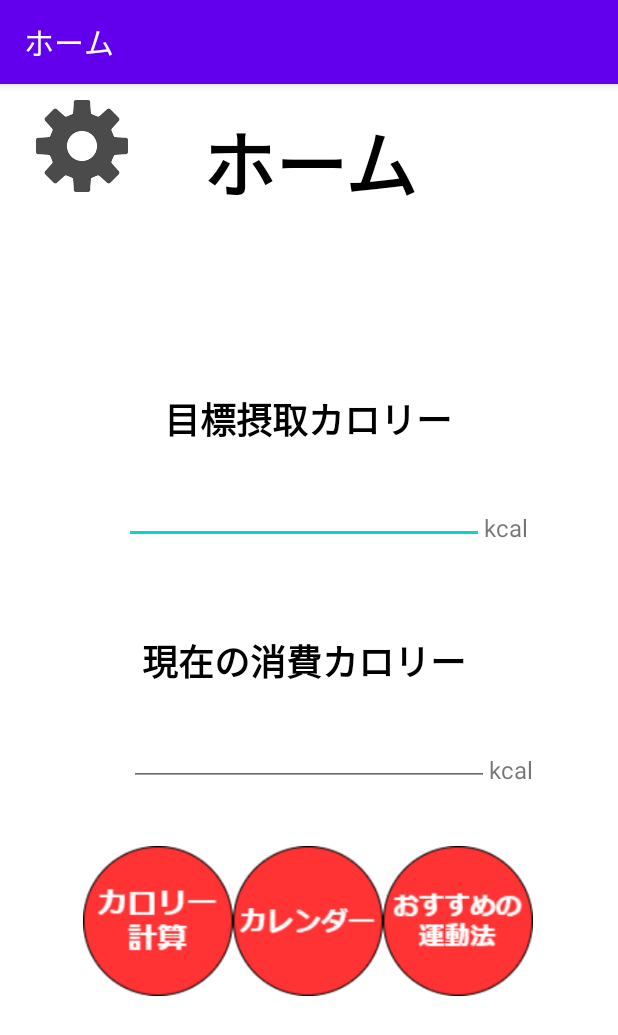
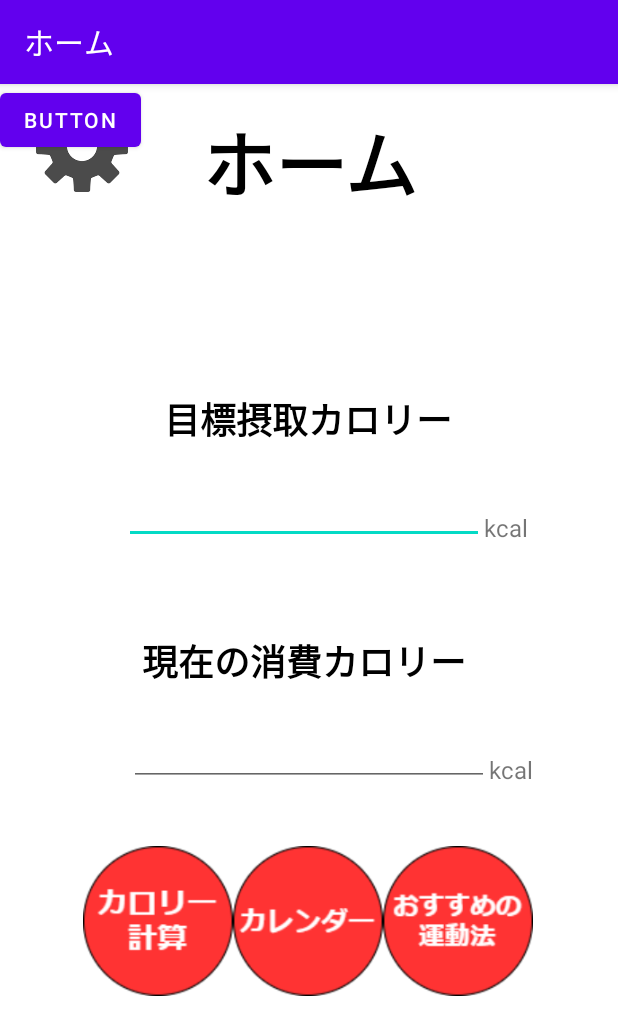
Before and after one commit to spr2040136/maslog2, an Android app: the screen it shows after launch (Mainhome), on a phone screen of 412 x 824 dp. Shown: the top 1035 px of the screen. Run offline under Robolectric (Android 15) with nearby library versions, the phone set to English and light mode, and no system bars; our stand-ins replace Firebase (no records; nobody signed in at launch, a user with empty details on screens opened directly).

Commit message:
とりあえず最新の状態

```diff
--- a/app/build.gradle
+++ b/app/build.gradle
@@ -59,7 +59,8 @@ dependencies {
     implementation 'com.google.firebase:firebase-analytics-ktx'
     implementation 'com.google.firebase:firebase-auth-ktx:21.0.1'
     implementation 'com.google.firebase:firebase-database-ktx:20.0.2'
-    implementation 'com.google.firebase:firebase-core-ktx:20.0.2'
+    implementation 'com.google.firebase:firebase-database:19.2.1'
+
 
     // Add the dependencies for any other desired Firebase products
     // https://firebase.google.com/docs/android/setup#available-libraries
--- a/app/src/main/java/com/homesetting/configuration/MainActivity.kt
+++ b/app/src/main/java/com/homesetting/configuration/MainActivity.kt
@@ -1,13 +1,11 @@
 package com.homesetting.configuration
 
 import android.content.Intent
-import android.media.MediaPlayer
+
 import androidx.appcompat.app.AppCompatActivity
 import android.os.Bundle
 import android.view.View
-import android.widget.Toast
-import com.google.firebase.database.DatabaseReference
-import com.google.firebase.database.FirebaseDatabase
+
 import com.homesetting.configuration.databinding.ActivityMainBinding
 
 class MainActivity : AppCompatActivity() {
--- a/app/src/main/java/com/homesetting/configuration/Mainhome.kt
+++ b/app/src/main/java/com/homesetting/configuration/Mainhome.kt
@@ -5,8 +5,11 @@ import android.media.MediaPlayer
 import androidx.appcompat.app.AppCompatActivity
 import android.os.Bundle
 import android.view.View
+import android.widget.Button
+import com.google.firebase.database.FirebaseDatabase
+
 import android.widget.ImageButton
-import com.google.firebase.database.FirebaseDatabase
+
 import com.homesetting.configuration.databinding.ActivityMainBinding
 import com.homesetting.configuration.databinding.ActivityMainhomeBinding
 
@@ -17,19 +20,20 @@ class Mainhome : AppCompatActivity() {
         super.onCreate(savedInstanceState)
         binding = ActivityMainhomeBinding.inflate(layoutInflater)
         setContentView(binding.root)
+        val database = FirebaseDatabase.getInstance()
+        val ref = database.getReference("hogehoge")
+        val buttonWrite = findViewById<Button>(R.id.button)
+
+        buttonWrite.setOnClickListener {
+            ref.setValue("fugafuga")
+        }
 
         binding.settingButton.setOnClickListener { onsettingButtonTapped(it) }
         binding.motionButton.setOnClickListener { onmotionButtonTapped(it) }
         binding.kcalButton.setOnClickListener { onkcalButtonTapped(it) }
         player = MediaPlayer.create(this,R.raw.getdown)
         player.isLooping = true
-        val database = FirebaseDatabase.getInstance()
-        val ref = database.getReference("hogehoge")
-        val buttonWrite = findViewById<ImageButton>(R.id.motionButton)
 
-        buttonWrite.setOnClickListener {
-            ref.setValue("fugafuga")
-        }
     }
     override fun onResume() {
         super.onResume()
--- a/app/src/main/res/layout/activity_mainhome.xml
+++ b/app/src/main/res/layout/activity_mainhome.xml
@@ -143,4 +143,13 @@
         app:layout_constraintStart_toEndOf="@+id/imageButton3"
         app:srcCompat="@drawable/picc" />
 
+    <Button
+        android:id="@+id/button"
+        android:layout_width="wrap_content"
+        android:layout_height="wrap_content"
+        android:text="Button"
+        tools:layout_editor_absoluteX="152dp"
+        tools:layout_editor_absoluteY="648dp"
+        tools:ignore="MissingConstraints" />
+
 </androidx.constraintlayout.widget.ConstraintLayout>
```
